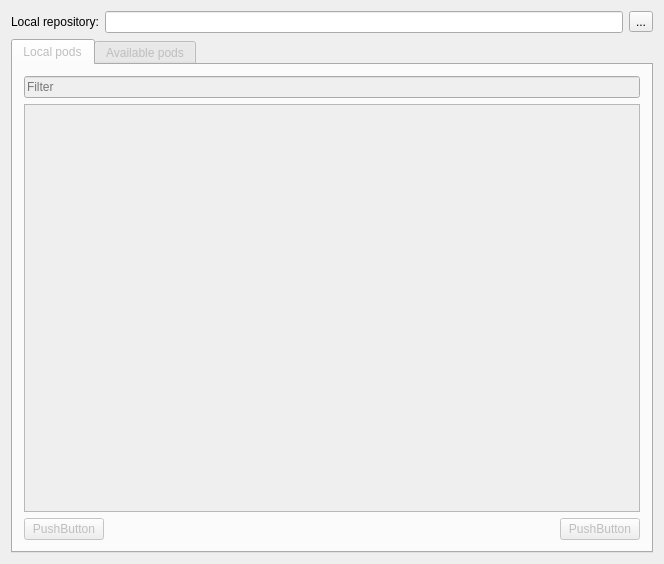
This is qt-pods/mainwindow.ui in qt-pods/qt-pods as Qt 5 draws it before an edit. The edited form follows.
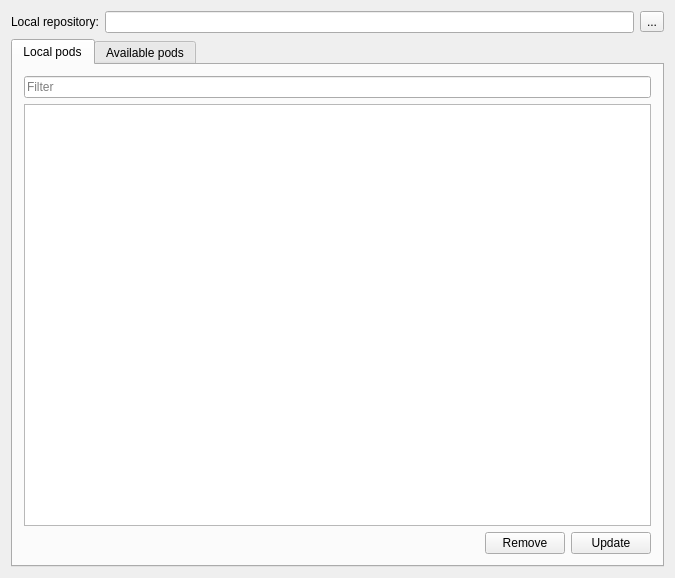
This is the edited form. Icons and pictures are not drawn.

What changed in the file:
```diff
--- a/qt-pods/mainwindow.ui
+++ b/qt-pods/mainwindow.ui
@@ -6,8 +6,8 @@
    <rect>
     <x>0</x>
     <y>0</y>
-    <width>664</width>
-    <height>564</height>
+    <width>675</width>
+    <height>578</height>
    </rect>
   </property>
   <property name="windowTitle">
@@ -40,6 +40,16 @@
         <property name="text">
          <string>...</string>
         </property>
+        <property name="icon">
+         <iconset resource="resources.qrc">
+          <normaloff>:/icons/icons/document-open.svg</normaloff>:/icons/icons/document-open.svg</iconset>
+        </property>
+        <property name="iconSize">
+         <size>
+          <width>20</width>
+          <height>20</height>
+         </size>
+        </property>
        </widget>
       </item>
      </layout>
@@ -47,7 +57,7 @@
     <item>
      <widget class="QTabWidget" name="tabWidgetPods">
       <property name="enabled">
-       <bool>false</bool>
+       <bool>true</bool>
       </property>
       <property name="currentIndex">
        <number>0</number>
@@ -66,6 +76,18 @@
         </item>
         <item>
          <widget class="QTableView" name="tableViewLocal">
+          <property name="selectionBehavior">
+           <enum>QAbstractItemView::SelectRows</enum>
+          </property>
+          <attribute name="horizontalHeaderDefaultSectionSize">
+           <number>150</number>
+          </attribute>
+          <attribute name="horizontalHeaderStretchLastSection">
+           <bool>true</bool>
+          </attribute>
+          <attribute name="verticalHeaderVisible">
+           <bool>false</bool>
+          </attribute>
           <attribute name="verticalHeaderCascadingSectionResizes">
            <bool>true</bool>
           </attribute>
@@ -73,13 +95,6 @@
         </item>
         <item>
          <layout class="QHBoxLayout" name="horizontalLayout_2">
-          <item>
-           <widget class="QPushButton" name="pushButton">
-            <property name="text">
-             <string>PushButton</string>
-            </property>
-           </widget>
-          </item>
           <item>
            <spacer name="horizontalSpacer">
             <property name="orientation">
@@ -96,7 +111,34 @@
           <item>
            <widget class="QPushButton" name="pushButton_2">
             <property name="text">
-             <string>PushButton</string>
+             <string>Remove</string>
+            </property>
+            <property name="icon">
+             <iconset resource="resources.qrc">
+              <normaloff>:/icons/icons/stock_close.svg</normaloff>:/icons/icons/stock_close.svg</iconset>
+            </property>
+            <property name="iconSize">
+             <size>
+              <width>20</width>
+              <height>20</height>
+             </size>
+            </property>
+           </widget>
+          </item>
+          <item>
+           <widget class="QPushButton" name="pushButtonUpdateLocalPods">
+            <property name="text">
+             <string>Update</string>
+            </property>
+            <property name="icon">
+             <iconset resource="resources.qrc">
+              <normaloff>:/icons/icons/system-upgrade.svg</normaloff>:/icons/icons/system-upgrade.svg</iconset>
+            </property>
+            <property name="iconSize">
+             <size>
+              <width>20</width>
+              <height>20</height>
+             </size>
             </property>
            </widget>
           </item>
```
Left out of the diff: 37 changed lines with no effect on the pictures.
